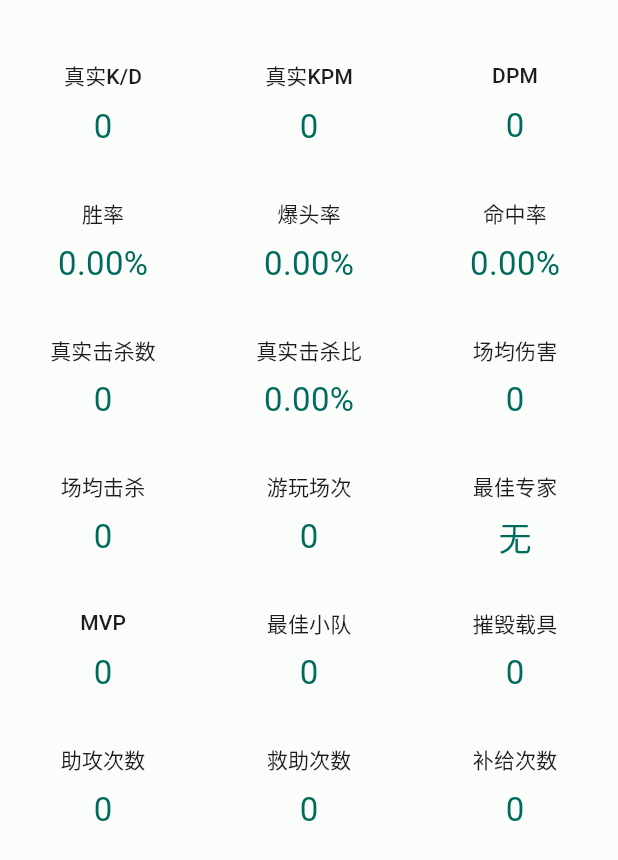
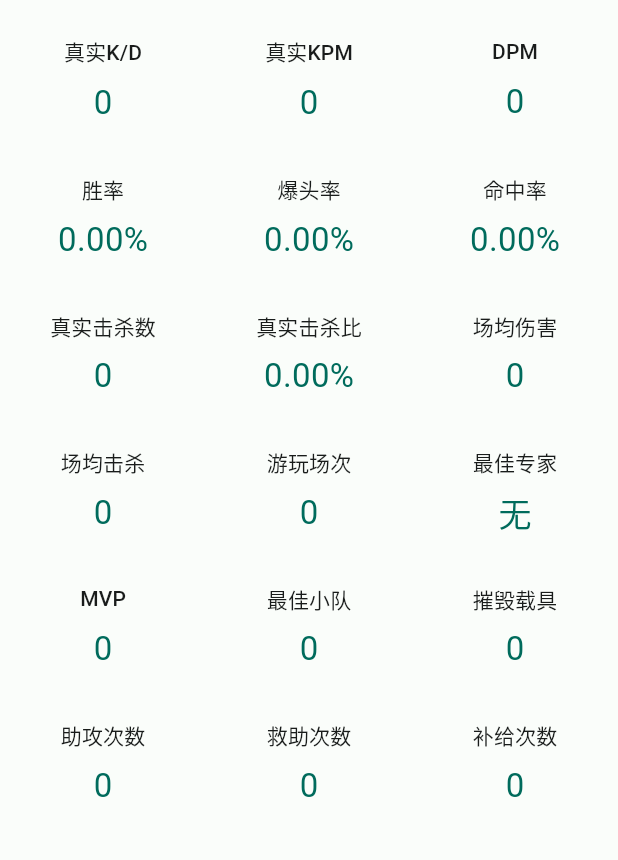
Before and after one commit to dzxrly/BF2042State2.0, a Flutter app: the KeyInfoView widget shown alone on an empty page, opened directly, on a phone screen of 412 x 824 dp. Shown: the top 860 px of the screen. Run offline on Flutter 3.47's test engine with Material 2 defaults, Android fonts, the phone set to English and light mode, and no system bars; our stand-ins replace flutter_spinkit, flutter_svg, font_awesome_flutter, shared_preferences; accounts and stored records are empty; network calls fail; Roboto replaces fonts that are missing (HarmonyOS_Sans_SC).

Commit message:
:art: 完成了总览页面

```diff
--- a/lib/components/key_info_view.dart
+++ b/lib/components/key_info_view.dart
@@ -12,7 +12,7 @@ class KeyInfoView extends StatelessWidget {
     return Consumer<PlayerInfoModel>(builder: (context, playerInfo, child) {
       return SingleChildScrollView(
         child: Container(
-          padding: const EdgeInsets.only(top: 24),
+          padding: const EdgeInsets.only(top: 8),
           child: Column(
             mainAxisAlignment: MainAxisAlignment.start,
             crossAxisAlignment: CrossAxisAlignment.center,
@@ -188,7 +188,7 @@ class KeyInfoWidget extends StatelessWidget {
     return Expanded(
       flex: 1,
       child: Container(
-        padding: const EdgeInsets.only(left: 4, right: 4, top: 16, bottom: 16),
+        padding: const EdgeInsets.only(top: 16, bottom: 16),
         child: Column(
           mainAxisAlignment: MainAxisAlignment.center,
           crossAxisAlignment: CrossAxisAlignment.center,
```
Also changed, not shown: lib/screen/login_screen.dart (+10 -4 lines), lib/screen/player_info_screen.dart (+11 -9 lines).
